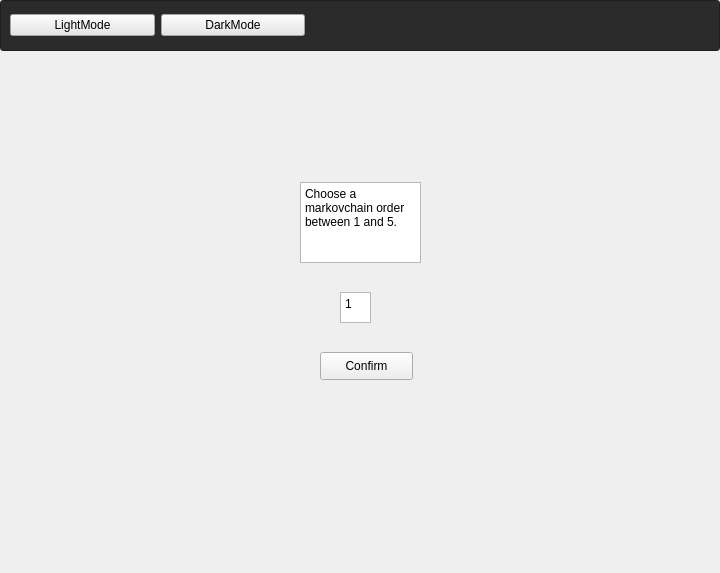
First picture: the form in src/mainwindow.ui, repository Sam-Roggeman/Toepassingsopdracht_Talen_en_automaten, before the edit.
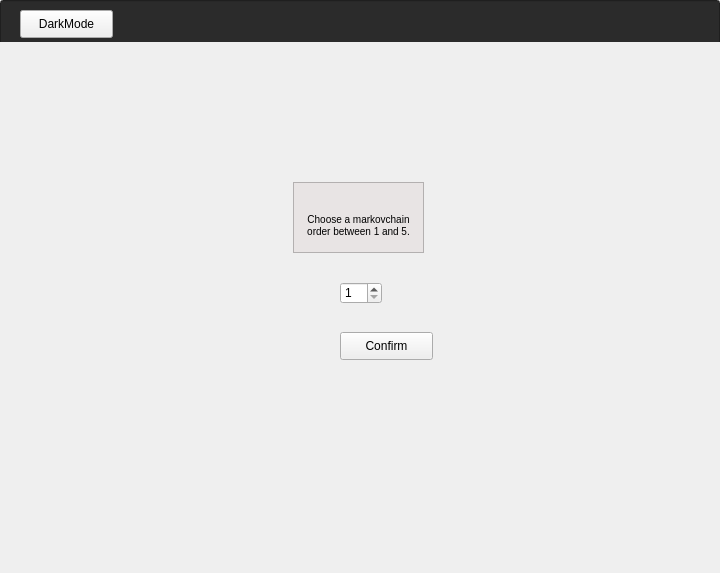
Second picture: the form after the edit. The open tabs and pages were chosen to show the change. Custom widgets are drawn as their Qt base class.

Commit message: Interface begin.

The edit to the form file:
```diff
--- a/src/mainwindow.ui
+++ b/src/mainwindow.ui
@@ -22,6 +22,9 @@
      <height>531</height>
     </rect>
    </property>
+   <property name="autoFillBackground">
+    <bool>true</bool>
+   </property>
    <property name="styleSheet">
     <string notr="true"/>
    </property>
@@ -66,8 +69,8 @@
     <widget class="QPushButton" name="confirm">
      <property name="geometry">
       <rect>
-       <x>320</x>
-       <y>310</y>
+       <x>340</x>
+       <y>290</y>
        <width>93</width>
        <height>28</height>
       </rect>
@@ -76,32 +79,56 @@
       <string>Confirm</string>
      </property>
     </widget>
-    <widget class="QPlainTextEdit" name="plainTextEdit">
+    <widget class="QSpinBox" name="order_keuze">
      <property name="geometry">
       <rect>
-       <x>300</x>
+       <x>340</x>
+       <y>240</y>
+       <width>42</width>
+       <height>22</height>
+      </rect>
+     </property>
+     <property name="minimum">
+      <number>1</number>
+     </property>
+     <property name="maximum">
+      <number>5</number>
+     </property>
+     <property name="value">
+      <number>1</number>
+     </property>
+    </widget>
+    <widget class="QTextEdit" name="PlainTextEdit">
+     <property name="geometry">
+      <rect>
+       <x>293</x>
        <y>140</y>
-       <width>121</width>
-       <height>81</height>
+       <width>131</width>
+       <height>71</height>
       </rect>
      </property>
-     <property name="plainText">
-      <string>Choose a markovchain order between 1 and 5.</string>
+     <property name="autoFillBackground">
+      <bool>true</bool>
      </property>
-    </widget>
-    <widget class="QPlainTextEdit" name="order_keuze">
-     <property name="geometry">
-      <rect>
-       <x>340</x>
-       <y>250</y>
-       <width>31</width>
-       <height>31</height>
-      </rect>
+     <property name="styleSheet">
+      <string notr="true">background-color: rgb(232,228,228);</string>
      </property>
-     <property name="plainText">
-      <string>1</string>
+     <property name="readOnly">
+      <bool>true</bool>
      </property>
+     <property name="html">
+      <string>&lt;!DOCTYPE HTML PUBLIC &quot;-//W3C//DTD HTML 4.0//EN&quot; &quot;http://www.w3.org/TR/REC-html40/strict.dtd&quot;&gt;
+&lt;html&gt;&lt;head&gt;&lt;meta name=&quot;qrichtext&quot; content=&quot;1&quot; /&gt;&lt;style type=&quot;text/css&quot;&gt;
+p, li { white-space: pre-wrap; }
+&lt;/style&gt;&lt;/head&gt;&lt;body style=&quot; font-family:'MS Shell Dlg 2'; font-size:7.8pt; font-weight:400; font-style:normal;&quot;&gt;
+&lt;p align=&quot;center&quot; style=&quot;-qt-paragraph-type:empty; margin-top:0px; margin-bottom:0px; margin-left:0px; margin-right:0px; -qt-block-indent:0; text-indent:0px;&quot;&gt;&lt;br /&gt;&lt;/p&gt;
+&lt;p align=&quot;center&quot; style=&quot;-qt-paragraph-type:empty; margin-top:0px; margin-bottom:0px; margin-left:0px; margin-right:0px; -qt-block-indent:0; text-indent:0px;&quot;&gt;&lt;br /&gt;&lt;/p&gt;
+&lt;p align=&quot;center&quot; style=&quot; margin-top:0px; margin-bottom:0px; margin-left:0px; margin-right:0px; -qt-block-indent:0; text-indent:0px;&quot;&gt;Choose a markovchain order between 1 and 5.&lt;/p&gt;&lt;/body&gt;&lt;/html&gt;</string>
+     </property>
     </widget>
+    <zorder>order_keuze</zorder>
+    <zorder>confirm</zorder>
+    <zorder>PlainTextEdit</zorder>
    </widget>
    <widget class="QWidget" name="page_3">
     <widget class="QPushButton" name="Infinite">
@@ -120,8 +147,8 @@
     <widget class="QPushButton" name="SetTime">
      <property name="geometry">
       <rect>
-       <x>290</x>
-       <y>280</y>
+       <x>300</x>
+       <y>260</y>
        <width>121</width>
        <height>31</height>
       </rect>
@@ -158,18 +185,22 @@
       <string>In seconds</string>
      </property>
     </widget>
-    <widget class="QPlainTextEdit" name="plainTextEdit_2">
+    <widget class="QTextEdit" name="textEdit">
      <property name="geometry">
       <rect>
-       <x>310</x>
+       <x>320</x>
        <y>260</y>
-       <width>111</width>
+       <width>104</width>
        <height>51</height>
       </rect>
      </property>
-     <property name="plainText">
-      <string>0,00
-</string>
+     <property name="html">
+      <string>&lt;!DOCTYPE HTML PUBLIC &quot;-//W3C//DTD HTML 4.0//EN&quot; &quot;http://www.w3.org/TR/REC-html40/strict.dtd&quot;&gt;
+&lt;html&gt;&lt;head&gt;&lt;meta name=&quot;qrichtext&quot; content=&quot;1&quot; /&gt;&lt;style type=&quot;text/css&quot;&gt;
+p, li { white-space: pre-wrap; }
+&lt;/style&gt;&lt;/head&gt;&lt;body style=&quot; font-family:'MS Shell Dlg 2'; font-size:7.8pt; font-weight:400; font-style:normal;&quot;&gt;
+&lt;p align=&quot;center&quot; style=&quot;-qt-paragraph-type:empty; margin-top:0px; margin-bottom:0px; margin-left:0px; margin-right:0px; -qt-block-indent:0; text-indent:0px;&quot;&gt;&lt;br /&gt;&lt;/p&gt;
+&lt;p align=&quot;center&quot; style=&quot; margin-top:0px; margin-bottom:0px; margin-left:0px; margin-right:0px; -qt-block-indent:0; text-indent:0px;&quot;&gt;0,00&lt;/p&gt;&lt;/body&gt;&lt;/html&gt;</string>
      </property>
     </widget>
    </widget>
@@ -325,43 +356,23 @@
     <string/>
    </property>
   </widget>
-  <widget class="QWidget" name="layoutWidget">
+  <widget class="QPushButton" name="pushButton_5">
    <property name="geometry">
     <rect>
-     <x>10</x>
+     <x>20</x>
      <y>10</y>
-     <width>295</width>
-     <height>30</height>
+     <width>93</width>
+     <height>28</height>
     </rect>
    </property>
-   <layout class="QHBoxLayout" name="horizontalLayout">
-    <item>
-     <widget class="QPushButton" name="pushButton_5">
-      <property name="styleSheet">
-       <string notr="true">
-background-color: rgb(232,228,228);</string>
-      </property>
-      <property name="text">
-       <string>LightMode</string>
-      </property>
-     </widget>
-    </item>
-    <item>
-     <widget class="QPushButton" name="pushButton_6">
-      <property name="styleSheet">
-       <string notr="true">
-background-color: rgb(232,228,228);</string>
-      </property>
-      <property name="text">
-       <string>DarkMode</string>
-      </property>
-     </widget>
-    </item>
-   </layout>
+   <property name="text">
+    <string>DarkMode</string>
+   </property>
   </widget>
   <zorder>lineEdit</zorder>
-  <zorder>stackedWidget</zorder>
   <zorder>layoutWidget</zorder>
+  <zorder>pushButton_5</zorder>
+  <zorder>stackedWidget</zorder>
  </widget>
  <customwidgets>
   <customwidget>
```
The commit also changes 6 other files.
